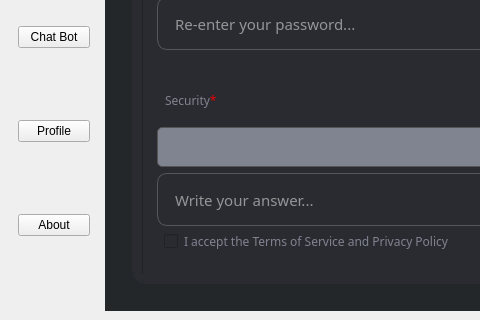
Old version of the form UI/Master.ui in the repository AtlasCJr/pfm; both pictures show x 0 to 480 and y 434 to 754 of the 793 by 754 pixel window.
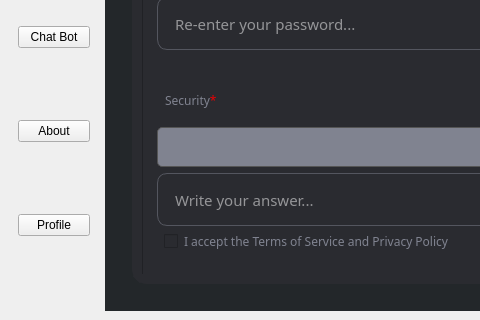
New version of the form. The open tabs and pages were chosen to show the change. Icons and pictures are not drawn.

```diff
--- a/UI/Master.ui
+++ b/UI/Master.ui
@@ -11,7 +11,14 @@
    </rect>
   </property>
   <property name="windowTitle">
-   <string>MainWindow</string>
+   <string>Personal Finance Manager</string>
+  </property>
+  <property name="windowIcon">
+   <iconset>
+    <normaloff>../Assets/UWOGH.jpg</normaloff>../Assets/UWOGH.jpg</iconset>
+  </property>
+  <property name="autoFillBackground">
+   <bool>false</bool>
   </property>
   <widget class="QWidget" name="centralwidget">
    <layout class="QGridLayout" name="gridLayout_3">
@@ -1226,13 +1233,6 @@
          </property>
         </widget>
        </item>
-       <item>
-        <widget class="QPushButton" name="profileButton">
-         <property name="text">
-          <string>Profile</string>
-         </property>
-        </widget>
-       </item>
        <item>
         <widget class="QPushButton" name="aboutButton">
          <property name="text">
@@ -1240,6 +1240,13 @@
          </property>
         </widget>
        </item>
+       <item>
+        <widget class="QPushButton" name="profileButton">
+         <property name="text">
+          <string>Profile</string>
+         </property>
+        </widget>
+       </item>
       </layout>
      </widget>
     </item>
```
Left out of the diff: 28 changed lines with no effect on the pictures.
